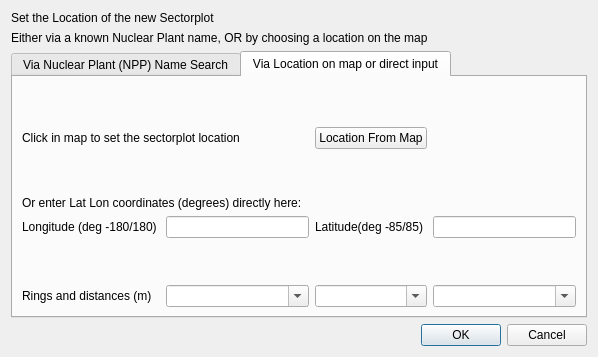
This is SectorPlot/sectorplot_location_dialog_base.ui in rduivenvoorde/sectorplot as Qt 5 draws it before an edit. The edited form follows.
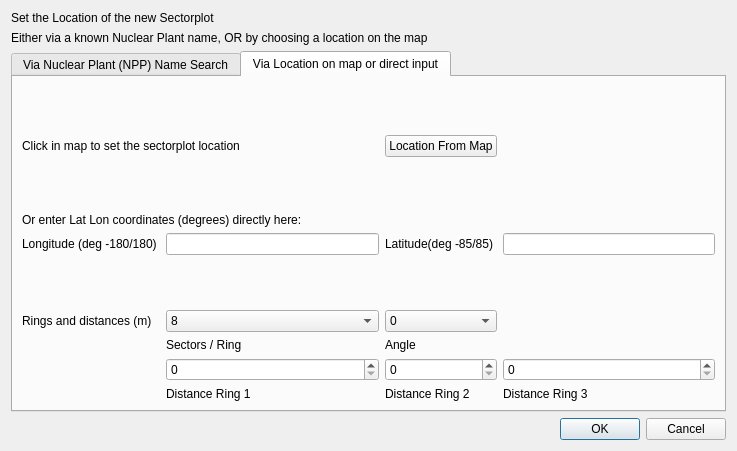
This is the edited form.

What changed in the file:
```diff
--- a/SectorPlot/sectorplot_location_dialog_base.ui
+++ b/SectorPlot/sectorplot_location_dialog_base.ui
@@ -9,8 +9,8 @@
    <rect>
     <x>0</x>
     <y>0</y>
-    <width>598</width>
-    <height>357</height>
+    <width>737</width>
+    <height>451</height>
    </rect>
   </property>
   <property name="windowTitle">
@@ -162,11 +162,11 @@
        <item row="6" column="1">
         <widget class="QComboBox" name="comboBox">
          <property name="editable">
-          <bool>true</bool>
+          <bool>false</bool>
          </property>
          <item>
           <property name="text">
-           <string/>
+           <string>8</string>
           </property>
          </item>
          <item>
@@ -179,14 +179,14 @@
        <item row="6" column="2">
         <widget class="QComboBox" name="comboBox_2">
          <property name="editable">
-          <bool>true</bool>
+          <bool>false</bool>
          </property>
          <property name="sizeAdjustPolicy">
           <enum>QComboBox::AdjustToContents</enum>
          </property>
          <item>
           <property name="text">
-           <string/>
+           <string>0</string>
           </property>
          </item>
          <item>
@@ -194,18 +194,6 @@
            <string>5</string>
           </property>
          </item>
-        </widget>
-       </item>
-       <item row="6" column="3">
-        <widget class="QComboBox" name="comboBox_3">
-         <property name="editable">
-          <bool>true</bool>
-         </property>
-         <item>
-          <property name="text">
-           <string/>
-          </property>
-         </item>
          <item>
           <property name="text">
            <string>10</string>
@@ -220,6 +208,62 @@
          </property>
         </widget>
        </item>
+       <item row="7" column="1">
+        <widget class="QLabel" name="label_9">
+         <property name="text">
+          <string>Sectors / Ring</string>
+         </property>
+        </widget>
+       </item>
+       <item row="7" column="2">
+        <widget class="QLabel" name="label_10">
+         <property name="text">
+          <string>Angle</string>
+         </property>
+        </widget>
+       </item>
+       <item row="9" column="1">
+        <widget class="QLabel" name="label_12">
+         <property name="text">
+          <string>Distance Ring 1</string>
+         </property>
+        </widget>
+       </item>
+       <item row="9" column="2">
+        <widget class="QLabel" name="label_13">
+         <property name="text">
+          <string>Distance Ring 2</string>
+         </property>
+        </widget>
+       </item>
+       <item row="9" column="3">
+        <widget class="QLabel" name="label_14">
+         <property name="text">
+          <string>Distance Ring 3</string>
+         </property>
+        </widget>
+       </item>
+       <item row="8" column="3">
+        <widget class="QSpinBox" name="spin_pie_ring3">
+         <property name="maximum">
+          <number>200</number>
+         </property>
+        </widget>
+       </item>
+       <item row="8" column="2">
+        <widget class="QSpinBox" name="spin_pie_ring2">
+         <property name="maximum">
+          <number>200</number>
+         </property>
+        </widget>
+       </item>
+       <item row="8" column="1">
+        <widget class="QSpinBox" name="spin_pie_ring1">
+         <property name="maximum">
+          <number>200</number>
+         </property>
+        </widget>
+       </item>
       </layout>
      </widget>
     </widget>
```
Left out of the diff: 71 changed lines with no effect on the pictures.
